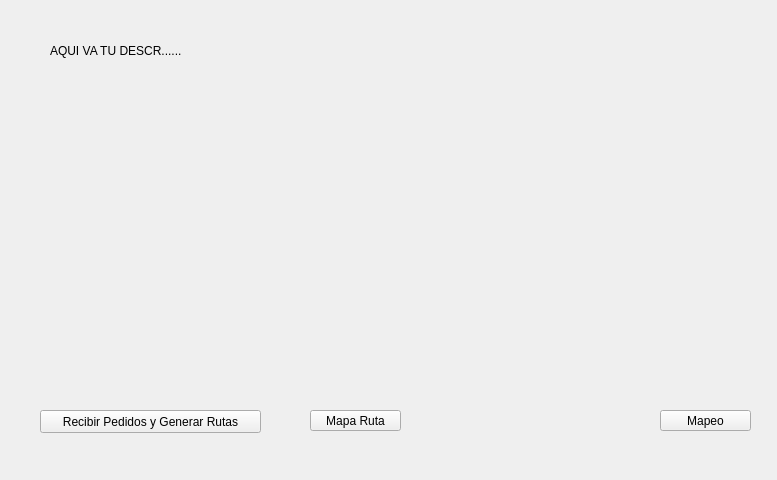
Old version of the form MapaView/Views/Principal.ui in the repository AxelRuLo/IAProyecto1.
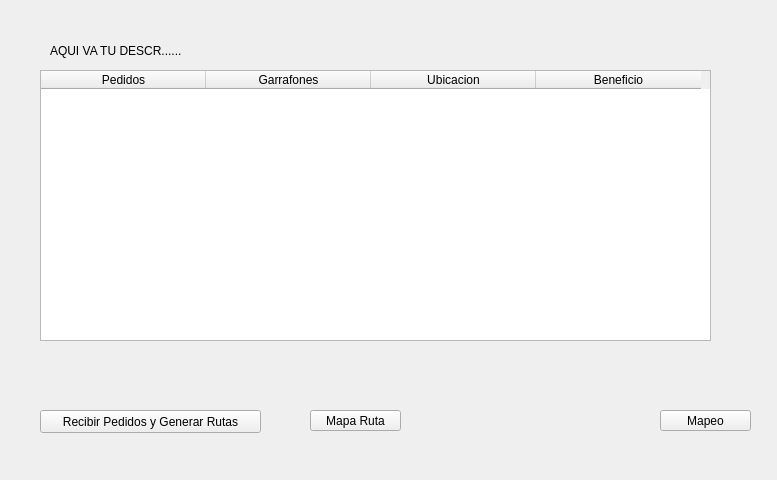
New version of the form.

Commit message: tabla pedidos

```diff
--- a/MapaView/Views/Principal.ui
+++ b/MapaView/Views/Principal.ui
@@ -66,6 +66,39 @@
      <string>Mapeo</string>
     </property>
    </widget>
+   <widget class="QTableWidget" name="table_Pedidos">
+    <property name="geometry">
+     <rect>
+      <x>40</x>
+      <y>70</y>
+      <width>671</width>
+      <height>271</height>
+     </rect>
+    </property>
+    <attribute name="horizontalHeaderDefaultSectionSize">
+     <number>165</number>
+    </attribute>
+    <column>
+     <property name="text">
+      <string>Pedidos</string>
+     </property>
+    </column>
+    <column>
+     <property name="text">
+      <string>Garrafones</string>
+     </property>
+    </column>
+    <column>
+     <property name="text">
+      <string>Ubicacion</string>
+     </property>
+    </column>
+    <column>
+     <property name="text">
+      <string>Beneficio</string>
+     </property>
+    </column>
+   </widget>
   </widget>
  </widget>
  <resources/>
```
The commit also changes 7 other files.
